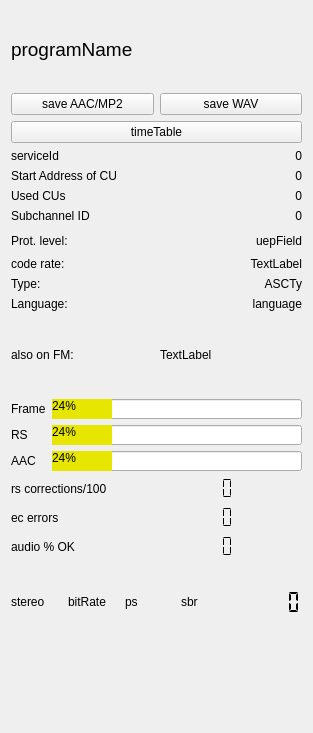
Qt form sources/main/forms-v7/technical_data.ui (JvanKatwijk/qt-dab) before a commit.
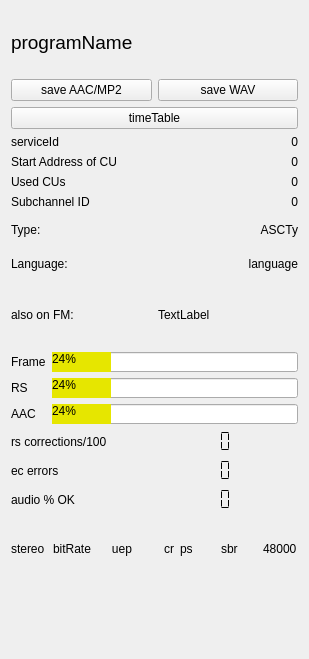
The same form after that commit. Custom widgets are drawn as their Qt base class.

Patch:
```diff
--- a/sources/main/forms-v7/technical_data.ui
+++ b/sources/main/forms-v7/technical_data.ui
@@ -6,8 +6,8 @@
    <rect>
     <x>0</x>
     <y>0</y>
-    <width>313</width>
-    <height>733</height>
+    <width>309</width>
+    <height>659</height>
    </rect>
   </property>
   <property name="windowTitle">
@@ -151,65 +151,13 @@
    <item>
     <layout class="QGridLayout" name="gridLayout_2">
      <item row="0" column="0">
-      <widget class="QLabel" name="label_5">
-       <property name="minimumSize">
-        <size>
-         <width>0</width>
-         <height>17</height>
-        </size>
-       </property>
-       <property name="text">
-        <string>Prot. level:</string>
-       </property>
-      </widget>
-     </item>
-     <item row="0" column="1">
-      <widget class="QLabel" name="uepField">
-       <property name="minimumSize">
-        <size>
-         <width>0</width>
-         <height>20</height>
-        </size>
-       </property>
-       <property name="toolTip">
-        <string>&lt;html&gt;&lt;head/&gt;&lt;body&gt;&lt;p&gt;Shows Protection Level and Type (A or B)&lt;/p&gt;&lt;/body&gt;&lt;/html&gt;</string>
-       </property>
-       <property name="frameShape">
-        <enum>QFrame::NoFrame</enum>
-       </property>
-       <property name="text">
-        <string>uepField</string>
-       </property>
-       <property name="alignment">
-        <set>Qt::AlignRight|Qt::AlignTrailing|Qt::AlignVCenter</set>
-       </property>
-      </widget>
-     </item>
-     <item row="1" column="0">
-      <widget class="QLabel" name="label_12">
-       <property name="text">
-        <string>code rate:</string>
-       </property>
-      </widget>
-     </item>
-     <item row="1" column="1">
-      <widget class="QLabel" name="codeRate">
-       <property name="text">
-        <string>TextLabel</string>
-       </property>
-       <property name="alignment">
-        <set>Qt::AlignRight|Qt::AlignTrailing|Qt::AlignVCenter</set>
-       </property>
-      </widget>
-     </item>
-     <item row="2" column="0">
       <widget class="QLabel" name="label_8">
        <property name="text">
         <string>Type:</string>
        </property>
       </widget>
      </item>
-     <item row="2" column="1">
+     <item row="0" column="1">
       <widget class="QLabel" name="ASCTy">
        <property name="frameShape">
         <enum>QFrame::NoFrame</enum>
@@ -222,14 +170,14 @@
        </property>
       </widget>
      </item>
-     <item row="3" column="0">
+     <item row="1" column="0">
       <widget class="QLabel" name="label_9">
        <property name="text">
         <string>Language:</string>
        </property>
       </widget>
      </item>
-     <item row="3" column="1">
+     <item row="1" column="1">
       <widget class="QLabel" name="language">
        <property name="toolTip">
         <string>&lt;html&gt;&lt;head/&gt;&lt;body&gt;&lt;p&gt;Language (defined by provider)&lt;/p&gt;&lt;/body&gt;&lt;/html&gt;</string>
@@ -457,6 +405,38 @@
        </property>
       </widget>
      </item>
+     <item>
+      <widget class="QLabel" name="uepField">
+       <property name="minimumSize">
+        <size>
+         <width>0</width>
+         <height>20</height>
+        </size>
+       </property>
+       <property name="toolTip">
+        <string>&lt;html&gt;&lt;head/&gt;&lt;body&gt;&lt;p&gt;Shows Protection Level and Type (A or B)&lt;/p&gt;&lt;/body&gt;&lt;/html&gt;</string>
+       </property>
+       <property name="frameShape">
+        <enum>QFrame::Shape::NoFrame</enum>
+       </property>
+       <property name="text">
+        <string>uep</string>
+       </property>
+       <property name="alignment">
+        <set>Qt::AlignmentFlag::AlignRight|Qt::AlignmentFlag::AlignTrailing|Qt::AlignmentFlag::AlignVCenter</set>
+       </property>
+      </widget>
+     </item>
+     <item>
+      <widget class="QLabel" name="codeRate">
+       <property name="text">
+        <string>cr</string>
+       </property>
+       <property name="alignment">
+        <set>Qt::AlignmentFlag::AlignRight|Qt::AlignmentFlag::AlignTrailing|Qt::AlignmentFlag::AlignVCenter</set>
+       </property>
+      </widget>
+     </item>
      <item>
       <widget class="QLabel" name="psLabel">
        <property name="text">
@@ -472,15 +452,9 @@
       </widget>
      </item>
      <item>
-      <widget class="QLCDNumber" name="audioRate">
-       <property name="frameShape">
-        <enum>QFrame::NoFrame</enum>
-       </property>
-       <property name="frameShadow">
-        <enum>QFrame::Plain</enum>
-       </property>
-       <property name="segmentStyle">
-        <enum>QLCDNumber::Flat</enum>
+      <widget class="QLabel" name="audiorateLabel">
+       <property name="text">
+        <string>48000</string>
        </property>
       </widget>
      </item>
```
Left out of the diff: 40 changed lines with no effect on the pictures.
